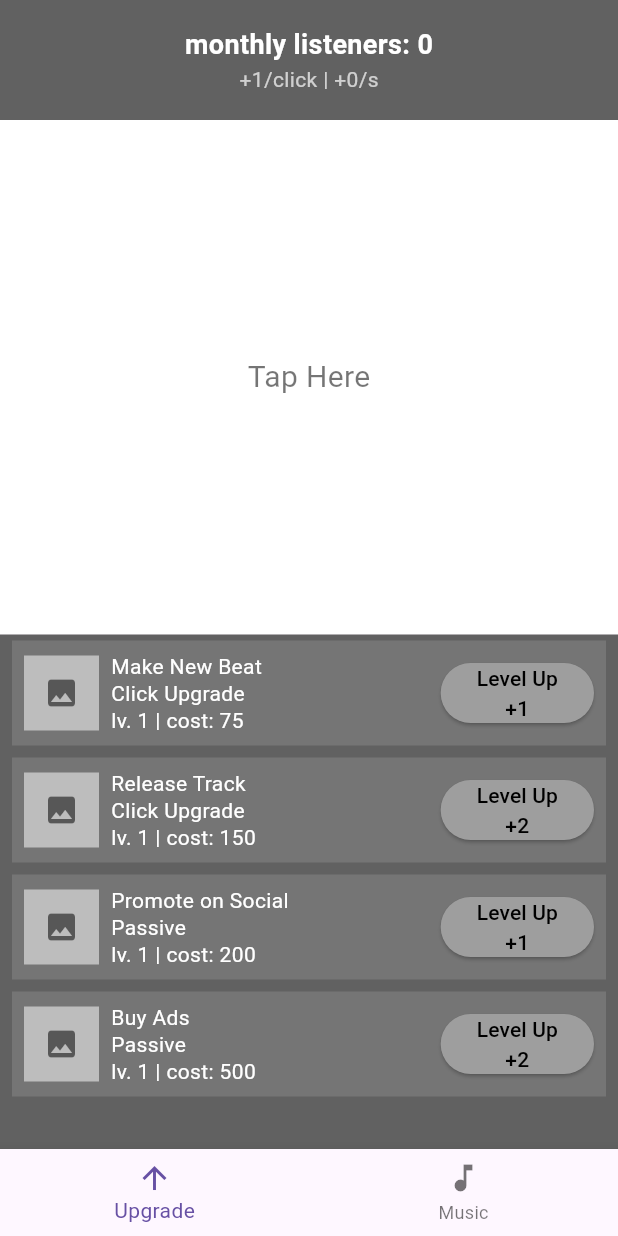
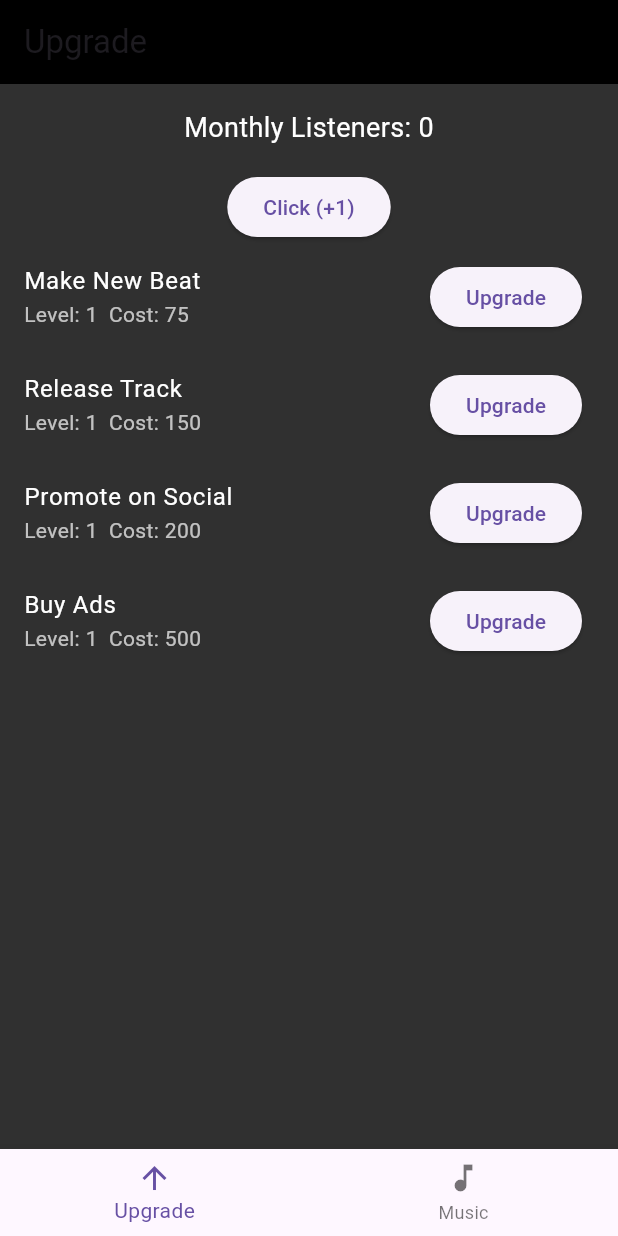
Before and after one commit to zfix1338/Underground-Rap-Clicker, a Flutter app: the screen it shows after launch, on a phone screen of 412 x 824 dp. Run offline on Flutter 3.47's test engine with Material 3 defaults, Android fonts, the phone set to English and light mode, and no system bars; our stand-ins replace audioplayers, shared_preferences.

Commit message:
try 112243567890

```diff
--- a/underground_rap_clicker/lib/main.dart
+++ b/underground_rap_clicker/lib/main.dart
@@ -1,3 +1,4 @@
+// lib/main.dart
 import 'dart:async';
 import 'dart:convert';
 import 'package:flutter/material.dart';
@@ -6,17 +7,17 @@ import 'models.dart';
 import 'screens/upgrade_screen.dart';
 import 'screens/music_screen.dart';
 
-void main() {
+void main() async {
+  WidgetsFlutterBinding.ensureInitialized();
   runApp(const MyApp());
 }
 
 class MyApp extends StatelessWidget {
   const MyApp({super.key});
-
   @override
   Widget build(BuildContext context) {
     return MaterialApp(
-      title: 'Clicker + Music Demo',
+      title: 'Underground Rap Clicker',
       debugShowCheckedModeBanner: false,
       home: const MainScreen(),
     );
@@ -25,18 +26,15 @@ class MyApp extends StatelessWidget {
 
 class MainScreen extends StatefulWidget {
   const MainScreen({super.key});
-
   @override
   State<MainScreen> createState() => _MainScreenState();
 }
 
 class _MainScreenState extends State<MainScreen> with WidgetsBindingObserver {
-  // Параметры кликера
   int monthlyListeners = 0;
   int baseListenersPerClick = 1;
   int passiveListenersPerSecond = 0;
 
-  // Список апгрейдов
   List<UpgradeItem> upgrades = [
     UpgradeItem(
       title: 'Make New Beat',
@@ -68,15 +66,13 @@ class _MainScreenState extends State<MainScreen> with WidgetsBindingObserver {
     ),
   ];
 
-  // Обратите внимание: стоимость трека снижена до 10.
-  // В объекте Track изменён путь аудиофайла на 'audio/blonde.mp3'.
   List<Track> tracks = [
     Track(
       title: 'Blonde',
       artist: 'osamason',
       duration: '2:24',
       cost: 10,
-      audioFile: 'audio/blonde.mp3', // обновлённый путь к аудио (без assets/)
+      audioFile: 'assets/audio/blonde.mp3', // полный путь к аудиофайлу
       coverAsset: 'assets/images/blonde_cover.png',
     ),
   ];
@@ -123,13 +119,13 @@ class _MainScreenState extends State<MainScreen> with WidgetsBindingObserver {
 
       String? upgradesJson = _prefs.getString('upgrades');
       if (upgradesJson != null) {
-        List<dynamic> decoded = jsonDecode(upgradesJson) as List<dynamic>;
+        List<dynamic> decoded = jsonDecode(upgradesJson);
         upgrades = decoded.map((e) => UpgradeItem.fromMap(e)).toList();
       }
 
       String? tracksJson = _prefs.getString('tracks');
       if (tracksJson != null) {
-        List<dynamic> decoded = jsonDecode(tracksJson) as List<dynamic>;
+        List<dynamic> decoded = jsonDecode(tracksJson);
         tracks = decoded.map((e) => Track.fromMap(e)).toList();
       }
     });
@@ -179,11 +175,13 @@ class _MainScreenState extends State<MainScreen> with WidgetsBindingObserver {
     }
   }
 
+  // Списываем listeners только если достаточно средств
   void _spendListeners(int cost) {
-    setState(() {
-      monthlyListeners -= cost;
-      if (monthlyListeners < 0) monthlyListeners = 0;
-    });
+    if (monthlyListeners >= cost) {
+      setState(() {
+        monthlyListeners -= cost;
+      });
+    }
   }
 
   void _onItemTapped(int index) {
@@ -192,7 +190,6 @@ class _MainScreenState extends State<MainScreen> with WidgetsBindingObserver {
     });
   }
 
-  // Вызывается из MusicScreen для обновления состояния (сохранения треков)
   void _updateTracks() {
     _saveData();
   }
--- a/underground_rap_clicker/lib/models.dart
+++ b/underground_rap_clicker/lib/models.dart
@@ -38,7 +38,7 @@ class Track {
   String artist;
   String duration;
   int cost;
-  String audioFile;
+  String audioFile; // Путь, например "assets/audio/blonde.mp3"
   String coverAsset;
   bool isUploaded;
   bool isPlaying;
--- a/underground_rap_clicker/lib/screens/upgrade_screen.dart
+++ b/underground_rap_clicker/lib/screens/upgrade_screen.dart
@@ -1,3 +1,4 @@
+// lib/screens/upgrade_screen.dart
 import 'package:flutter/material.dart';
 import '../models.dart';
 
@@ -21,116 +22,48 @@ class UpgradeScreen extends StatelessWidget {
 
   @override
   Widget build(BuildContext context) {
-    return Column(
+    return Scaffold(
+      backgroundColor: Colors.grey[850],
+      appBar: AppBar(
+        title: const Text("Upgrade"),
+        backgroundColor: Colors.black,
+      ),
+      body: Column(
         children: [
-        // Верхняя панель
-        Container(
-          height: 80,
-          color: Colors.grey[700],
-          padding: const EdgeInsets.symmetric(horizontal: 16),
-          child: Center(
-            child: Column(
-              mainAxisAlignment: MainAxisAlignment.center,
-              children: [
+          const SizedBox(height: 16),
           Text(
-                  'monthly listeners: $monthlyListeners',
-                  style: const TextStyle(
-                    color: Colors.white,
-                    fontSize: 18,
-                    fontWeight: FontWeight.bold,
+            "Monthly Listeners: $monthlyListeners",
+            style: const TextStyle(color: Colors.white, fontSize: 18),
           ),
+          const SizedBox(height: 16),
+          ElevatedButton(
+            onPressed: onClick,
+            child: Text("Click (+$baseListenersPerClick)"),
           ),
-                Text(
-                  '+$baseListenersPerClick/click | +$passiveListenersPerSecond/s',
-                  style: const TextStyle(
-                    color: Colors.white70,
-                    fontSize: 14,
-                  ),
-                ),
-              ],
-            ),
-          ),
-        ),
-        // Основная область: белая зона для кликов и список апгрейдов
           Expanded(
-          child: Column(
-            children: [
-              // Белая зона (50% экрана)
-              Expanded(
-                flex: 5,
-                child: GestureDetector(
-                  onTap: onClick,
-                  child: Container(
-                    color: Colors.white,
-                    alignment: Alignment.center,
-                    child: const Text(
-                      'Tap Here',
-                      style: TextStyle(
-                        fontSize: 20,
-                        color: Colors.black54,
-                      ),
-                    ),
-                  ),
-                ),
-              ),
-              // Список апгрейдов (50% экрана)
-              Expanded(
-                flex: 5,
-                child: Container(
-                  color: Colors.grey[700],
             child: ListView.builder(
               itemCount: upgrades.length,
               itemBuilder: (context, index) {
-                      final item = upgrades[index];
-                      final labelType = (item.type == 'click') ? 'Click Upgrade' : 'Passive';
-                      return Container(
-                        margin: const EdgeInsets.symmetric(horizontal: 8, vertical: 4),
-                        padding: const EdgeInsets.all(8),
-                        color: Colors.grey[600],
-                        child: Row(
-                          children: [
-                            Container(
-                              width: 50,
-                              height: 50,
-                              color: Colors.grey[400],
-                              child: const Icon(Icons.image, color: Colors.black54),
+                final upgrade = upgrades[index];
+                return ListTile(
+                  title: Text(
+                    upgrade.title,
+                    style: const TextStyle(color: Colors.white),
                   ),
-                            const SizedBox(width: 8),
-                            Expanded(
-                              child: Text(
-                                '${item.title}\n$labelType\nlv. ${item.level} | cost: ${item.cost}',
-                                style: const TextStyle(
-                                  color: Colors.white,
-                                  fontSize: 14,
-                                  height: 1.3,
+                  subtitle: Text(
+                    "Level: ${upgrade.level}  Cost: ${upgrade.cost}",
+                    style: const TextStyle(color: Colors.white70),
                   ),
-                              ),
-                            ),
-                            ElevatedButton(
+                  trailing: ElevatedButton(
                     onPressed: () => onLevelUp(index),
-                              style: ElevatedButton.styleFrom(
-                                backgroundColor: Colors.grey[500],
-                              ),
-                              child: Text(
-                                'Level Up\n+${item.increment}',
-                                textAlign: TextAlign.center,
-                                style: const TextStyle(
-                                  color: Colors.black,
-                                  fontSize: 14,
-                                ),
-                              ),
-                            ),
-                          ],
+                    child: const Text("Upgrade"),
                   ),
                 );
               },
             ),
-                ),
-              ),
+          )
         ],
       ),
-        ),
-      ],
     );
   }
 }
```
Also changed, not shown: underground_rap_clicker/lib/screens/music_screen.dart (+111 -63 lines), underground_rap_clicker/pubspec.yaml (+1 -70 lines). Lines whose indentation alone changed are shown as unchanged.
